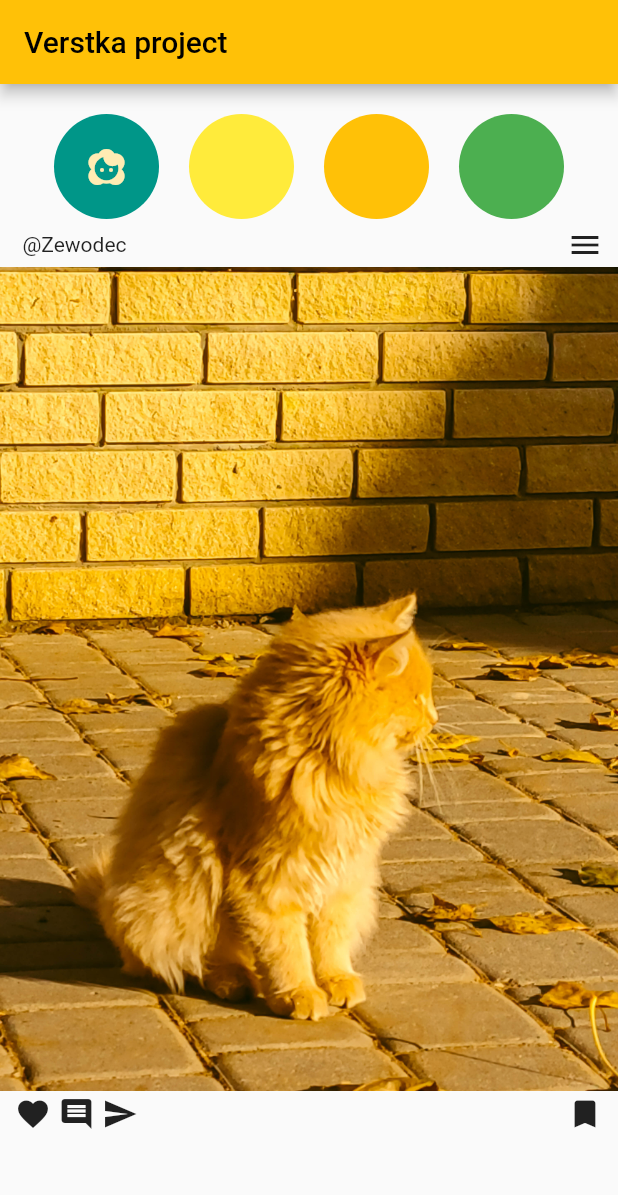
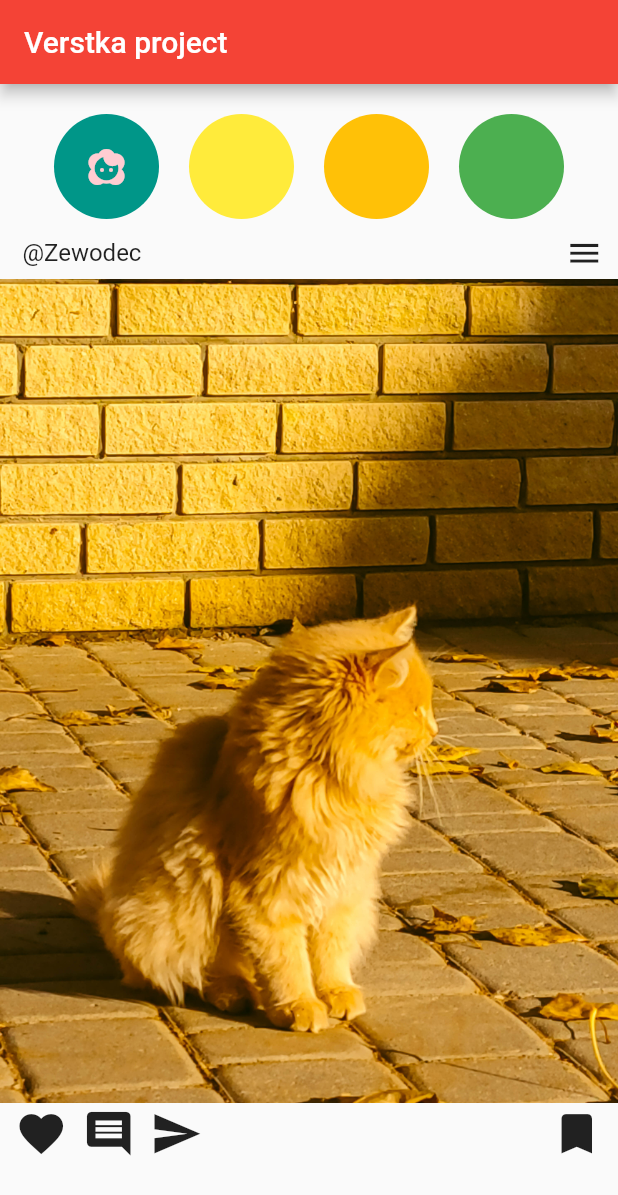
Before and after one commit to Zewodec/p3_verstka, a Flutter app: the screen it shows after launch, on a phone screen of 412 x 824 dp. Shown: the top 1195 px of the screen. Run offline on Flutter 3.47's test engine with Material 2 defaults, Android fonts, the phone set to English and light mode, and no system bars.

Commit message:
Base macket of instagram

```diff
--- a/lib/main.dart
+++ b/lib/main.dart
@@ -12,7 +12,7 @@ class MyApp extends StatelessWidget {
     return MaterialApp(
       title: 'Flutter Verstka',
       theme: ThemeData(
-        primarySwatch: Colors.amber,
+        primarySwatch: Colors.red,
       ),
       home: const MyHomePage(title: 'Verstka project'),
     );
@@ -74,7 +74,7 @@ class _MyHomePageState extends State<MyHomePage> {
             ),
           ]),
           const SizedBox(
-            height: 5,
+            height: 10,
           ),
           Column(
             children: [
@@ -83,16 +83,24 @@ class _MyHomePageState extends State<MyHomePage> {
                   SizedBox(
                     width: 15,
                   ),
-                  Text("@Zewodec"),
+                  Text(
+                    "@Zewodec",
+                    style: TextStyle(
+                      fontSize: 16,
+                    ),
+                  ),
                   Spacer(),
-                  Icon(Icons.menu),
+                  Icon(
+                    Icons.menu,
+                    size: 25,
+                  ),
                   SizedBox(
                     width: 10,
                   ),
                 ],
               ),
               const SizedBox(
-                height: 3,
+                height: 5,
               ),
               Image.asset(
                 "assets/images/post_1.jpg",
@@ -105,17 +113,29 @@ class _MyHomePageState extends State<MyHomePage> {
                   SizedBox(
                     width: 10,
                   ),
-                  Icon(Icons.favorite),
+                  Icon(
+                    Icons.favorite,
+                    size: 35,
+                  ),
                   SizedBox(
-                    width: 5,
+                    width: 10,
                   ),
-                  Icon(Icons.comment),
+                  Icon(
+                    Icons.comment,
+                    size: 35,
+                  ),
                   SizedBox(
-                    width: 5,
+                    width: 10,
                   ),
-                  Icon(Icons.send),
+                  Icon(
+                    Icons.send,
+                    size: 35,
+                  ),
                   Spacer(),
-                  Icon(Icons.bookmark),
+                  Icon(
+                    Icons.bookmark,
+                    size: 35,
+                  ),
                   SizedBox(
                     width: 10,
                   ),
```
